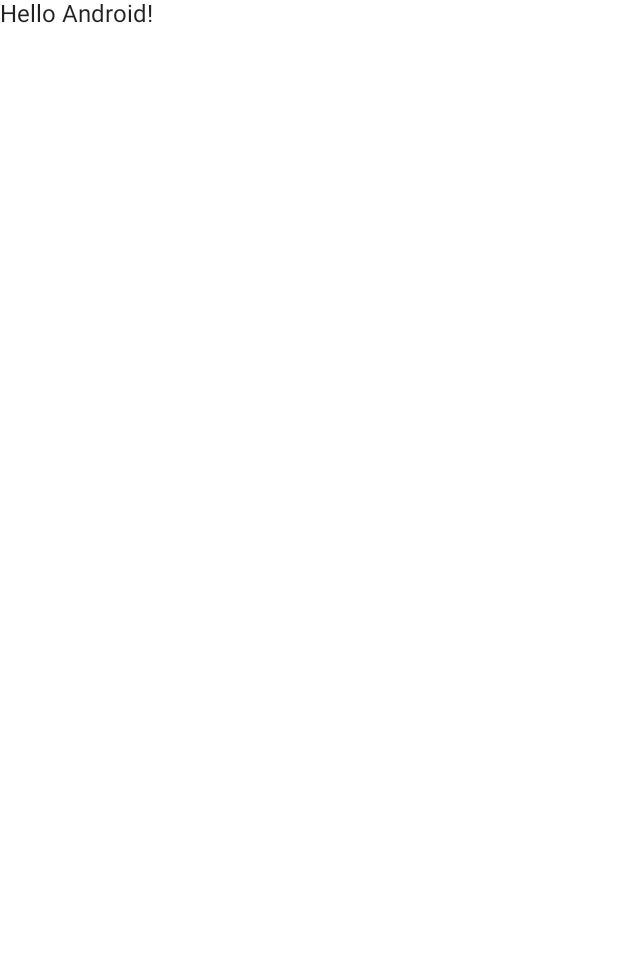
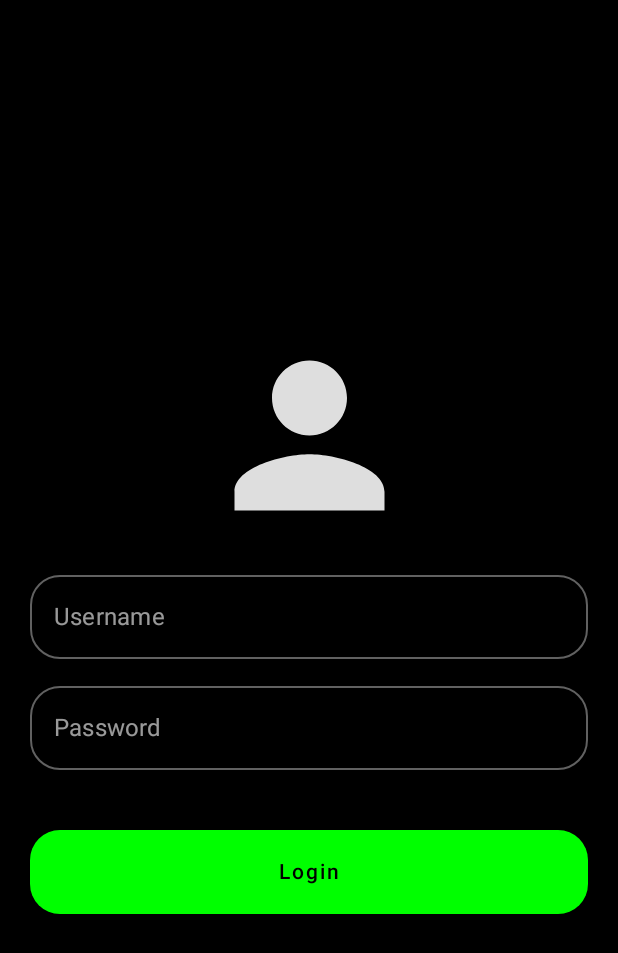
Before and after one commit to D4NILO7/Mobile_computing_reminder, an Android app built with Jetpack Compose: the screen it shows after launch (MainActivity), on a phone screen of 412 x 824 dp. Before the commit the part shown is almost empty. Shown: the top 953 px of the screen. Run offline under Robolectric (Android 15) with nearby library versions, the phone set to English and light mode, and no system bars.

Commit message:
login screen

```diff
--- a/app/src/main/java/com/example/mobilecomputingexerciseproject/MainActivity.kt
+++ b/app/src/main/java/com/example/mobilecomputingexerciseproject/MainActivity.kt
@@ -10,16 +10,20 @@ import androidx.compose.material.Text
 import androidx.compose.runtime.Composable
 import androidx.compose.ui.Modifier
 import androidx.compose.ui.tooling.preview.Preview
+import com.example.mobilecomputingexerciseproject.ui.login.LoginScreen
 import com.example.mobilecomputingexerciseproject.ui.theme.MobileComputingExerciseProjectTheme
 
 class MainActivity : ComponentActivity() {
     override fun onCreate(savedInstanceState: Bundle?) {
         super.onCreate(savedInstanceState)
         setContent {
-            MobileComputingExerciseProjectTheme {
+            MobileComputingExerciseProjectTheme (
+                darkTheme = true
+            )
+            {
                 // A surface container using the 'background' color from the theme
                 Surface(modifier = Modifier.fillMaxSize(), color = MaterialTheme.colors.background) {
-                    Greeting("Android")
+                    LoginScreen(modifier = Modifier.fillMaxSize())
                 }
             }
         }
--- /dev/null
+++ b/app/src/main/java/com/example/mobilecomputingexerciseproject/ui/login/LoginScreen.kt
@@ -0,0 +1,72 @@
+package com.example.mobilecomputingexerciseproject.ui.login
+
+import androidx.compose.foundation.Image
+import androidx.compose.foundation.layout.*
+import androidx.compose.foundation.shape.CornerSize
+import androidx.compose.foundation.shape.RoundedCornerShape
+import androidx.compose.material.*
+import androidx.compose.material.icons.Icons
+import androidx.compose.material.icons.filled.Person
+import androidx.compose.runtime.Composable
+import androidx.compose.runtime.mutableStateOf
+import androidx.compose.runtime.remember
+import androidx.compose.ui.Alignment
+import androidx.compose.ui.Modifier
+import androidx.compose.ui.graphics.vector.rememberVectorPainter
+import androidx.compose.ui.res.painterResource
+import androidx.compose.ui.text.input.PasswordVisualTransformation
+import androidx.compose.ui.unit.dp
+import com.example.mobilecomputingexerciseproject.R
+
+@Composable
+fun LoginScreen (
+    modifier: Modifier
+){
+    val username = remember { mutableStateOf("") }
+    val password  = remember { mutableStateOf("") }
+    Column(
+        modifier = modifier.padding(20.dp),
+        horizontalAlignment = Alignment.Start,
+        verticalArrangement = Arrangement.Center
+
+    ) {
+
+        Icon(
+            painter = rememberVectorPainter(Icons.Filled.Person),
+            contentDescription = "LoginScreenIcon",
+            modifier = Modifier.fillMaxWidth().size(150.dp)
+        )
+
+        Spacer(modifier = Modifier.height(10.dp))
+
+        OutlinedTextField(
+            modifier = Modifier.fillMaxWidth(),
+            value = username.value,
+            onValueChange = {text -> username.value = text},
+            label = { Text(text = "Username")},
+            shape = RoundedCornerShape( corner = CornerSize(20.dp))
+        )
+
+        Spacer(modifier = Modifier.height(10.dp))
+
+        OutlinedTextField(
+            modifier = Modifier.fillMaxWidth(),
+            value = password.value,
+            onValueChange = {passwordText -> password.value = passwordText},
+            label = {Text (text = "Password")},
+            visualTransformation = PasswordVisualTransformation(),
+            shape = RoundedCornerShape( corner = CornerSize(20.dp))
+        )
+
+        Spacer(modifier = Modifier.height(40.dp))
+
+        Button(
+            onClick = { /*TODO*/ },
+            modifier = Modifier.fillMaxWidth(),
+            shape = RoundedCornerShape( corner = CornerSize(20.dp)),
+            contentPadding = PaddingValues(20.dp)
+        ) {
+            Text(text = "Login")
+        }
+    }
+}
--- a/app/src/main/java/com/example/mobilecomputingexerciseproject/ui/theme/Theme.kt
+++ b/app/src/main/java/com/example/mobilecomputingexerciseproject/ui/theme/Theme.kt
@@ -5,20 +5,22 @@ import androidx.compose.material.MaterialTheme
 import androidx.compose.material.darkColors
 import androidx.compose.material.lightColors
 import androidx.compose.runtime.Composable
+import androidx.compose.ui.graphics.Color
+import androidx.compose.ui.graphics.Color.Companion.Black
+import androidx.compose.ui.text.font.FontWeight.Companion.Black
 
 private val DarkColorPalette = darkColors(
-        primary = Purple200,
-        primaryVariant = Purple700,
-        secondary = Teal200
+        primary = Color.Green,
+        primaryVariant = Color.Green,
+        secondary = Color.Green,
+        background = Color.Black,
 )
 
 private val LightColorPalette = lightColors(
         primary = Purple500,
         primaryVariant = Purple700,
-        secondary = Teal200
-
+        secondary = Teal200 ,
         /* Other default colors to override
-    background = Color.White,
     surface = Color.White,
     onPrimary = Color.White,
     onSecondary = Color.Black,
```
